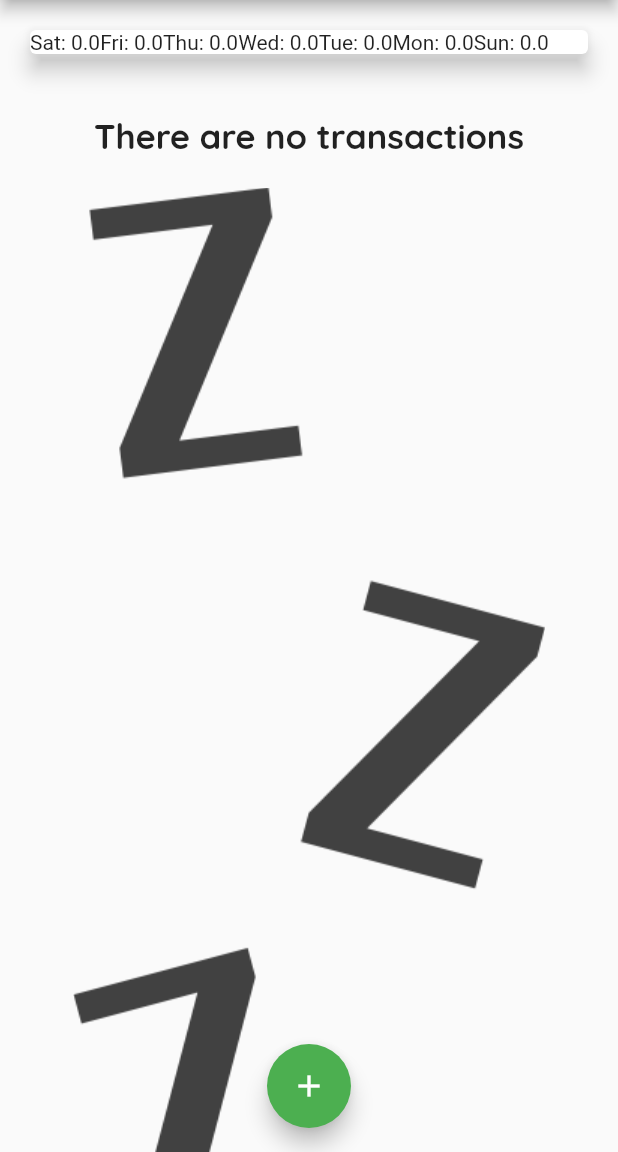
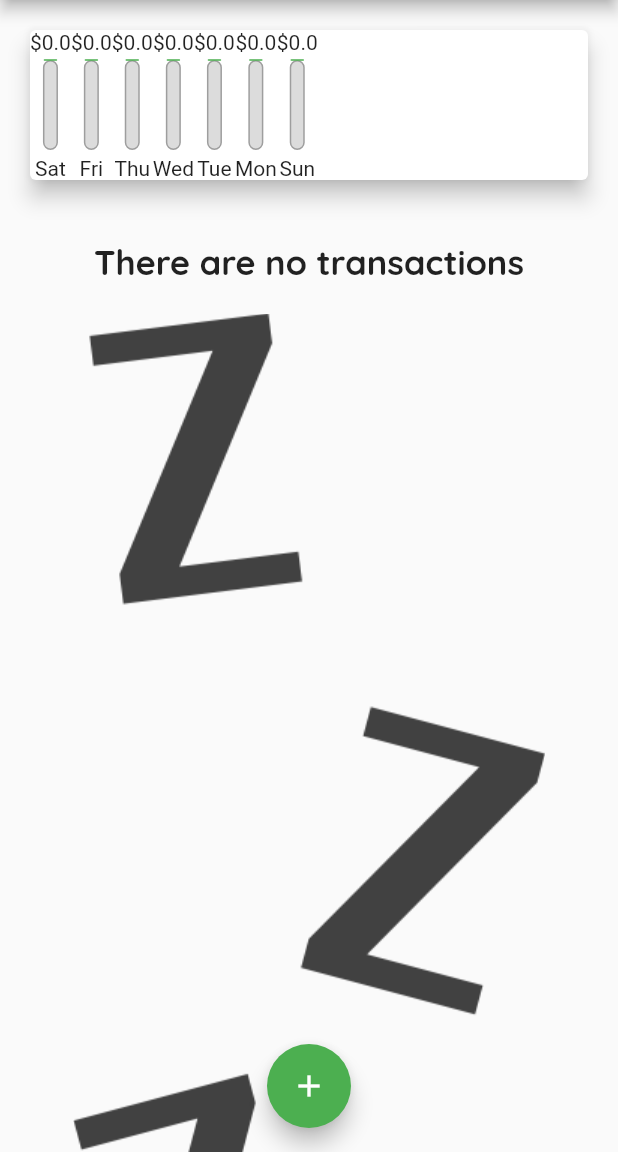
Before and after one commit to RichFlair/expenses-app, a Flutter app: the screen it shows after launch, on a phone screen of 412 x 824 dp, the part 84-1236 px from its top. Run offline on Flutter 3.47's test engine with Material 2 defaults, Android fonts, the phone set to English and light mode, and no system bars.

Commit message:
populating chart with values revised

```diff
--- a/lib/widgets/chart.dart
+++ b/lib/widgets/chart.dart
@@ -1,3 +1,4 @@
+import 'package:expenses_tracker/widgets/chart_bar.dart';
 import 'package:flutter/material.dart';
 import 'package:intl/intl.dart';
 
@@ -28,6 +29,12 @@ class Chart extends StatelessWidget {
     });
   }
 
+  double get overAllAmount {
+    return groupedTransactionValue.fold(0.0, (previousValue, element) {
+      return (element['amount'] as double) + previousValue;
+    });
+  }
+
   @override
   Widget build(BuildContext context) {
     return Card(
@@ -35,7 +42,13 @@ class Chart extends StatelessWidget {
       margin: const EdgeInsets.all(20),
       child: Row(
           children: groupedTransactionValue.map((e) {
-        return Text('${e['day']}: ${e['amount']}');
+        return ChartBar(
+          label: e['day'].toString(),
+          price: e['amount'] as double,
+          percentageOfPrice: overAllAmount == 0.0
+              ? 0.0
+              : (e['amount'] as double) / overAllAmount,
+        );
       }).toList()),
     );
   }
--- a/lib/widgets/chart_bar.dart
+++ b/lib/widgets/chart_bar.dart
@@ -1,12 +1,12 @@
 import 'package:flutter/material.dart';
 
 class ChartBar extends StatelessWidget {
-  final String lable;
+  final String label;
   final double price;
   final double percentageOfPrice;
   const ChartBar({
     super.key,
-    required this.lable,
+    required this.label,
     required this.price,
     required this.percentageOfPrice,
   });
@@ -25,10 +25,10 @@ class ChartBar extends StatelessWidget {
           child: Stack(children: [
             Container(
               decoration: BoxDecoration(
-                border: Border.all(color: Colors.green, width: 1),
+                border: Border.all(color: Colors.grey, width: 1),
                 borderRadius: BorderRadius.circular(20),
+                color: const Color.fromRGBO(220, 220, 220, 1),
               ),
-              color: const Color.fromRGBO(220, 220, 220, 1),
             ),
             FractionallySizedBox(
               heightFactor: percentageOfPrice,
@@ -36,8 +36,8 @@ class ChartBar extends StatelessWidget {
                 decoration: BoxDecoration(
                   border: Border.all(color: Colors.grey, width: 1.0),
                   borderRadius: BorderRadius.circular(20),
+                  color: Theme.of(context).primaryColor,
                 ),
-                color: Theme.of(context).primaryColor,
               ),
             )
           ]),
@@ -45,7 +45,7 @@ class ChartBar extends StatelessWidget {
         const SizedBox(
           height: 4,
         ),
-        Text(lable),
+        Text(label),
       ],
     );
   }
```
